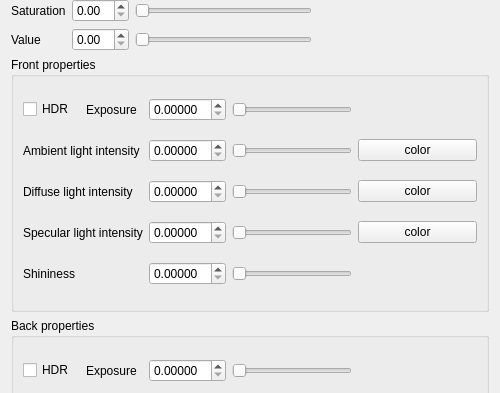
First picture: the form in iraspa/iraspagui/appearanceprimitiveform.ui, repository iRASPA/iRASPA-QT, before the edit; both pictures show x 0 to 500 and y 492 to 885 of the 500 by 1077 pixel window.
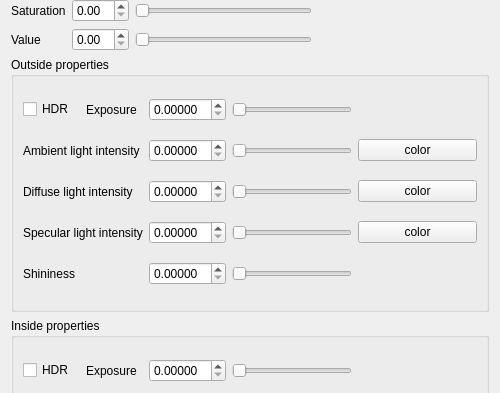
Second picture: the form after the edit. Custom widgets are drawn as their Qt base class.

What changed in the file:
```diff
--- a/iraspa/iraspagui/appearanceprimitiveform.ui
+++ b/iraspa/iraspagui/appearanceprimitiveform.ui
@@ -562,7 +562,7 @@
    <item>
     <widget class="QGroupBox" name="groupBox_2">
      <property name="title">
-      <string>Front properties</string>
+      <string>Outside properties</string>
      </property>
      <layout class="QGridLayout" name="gridLayout_8">
       <item row="0" column="3">
@@ -734,7 +734,7 @@
    <item>
     <widget class="QGroupBox" name="groupBox_3">
      <property name="title">
-      <string>Back properties</string>
+      <string>Inside properties</string>
      </property>
      <layout class="QGridLayout" name="gridLayout_9">
       <item row="3" column="2">
```
